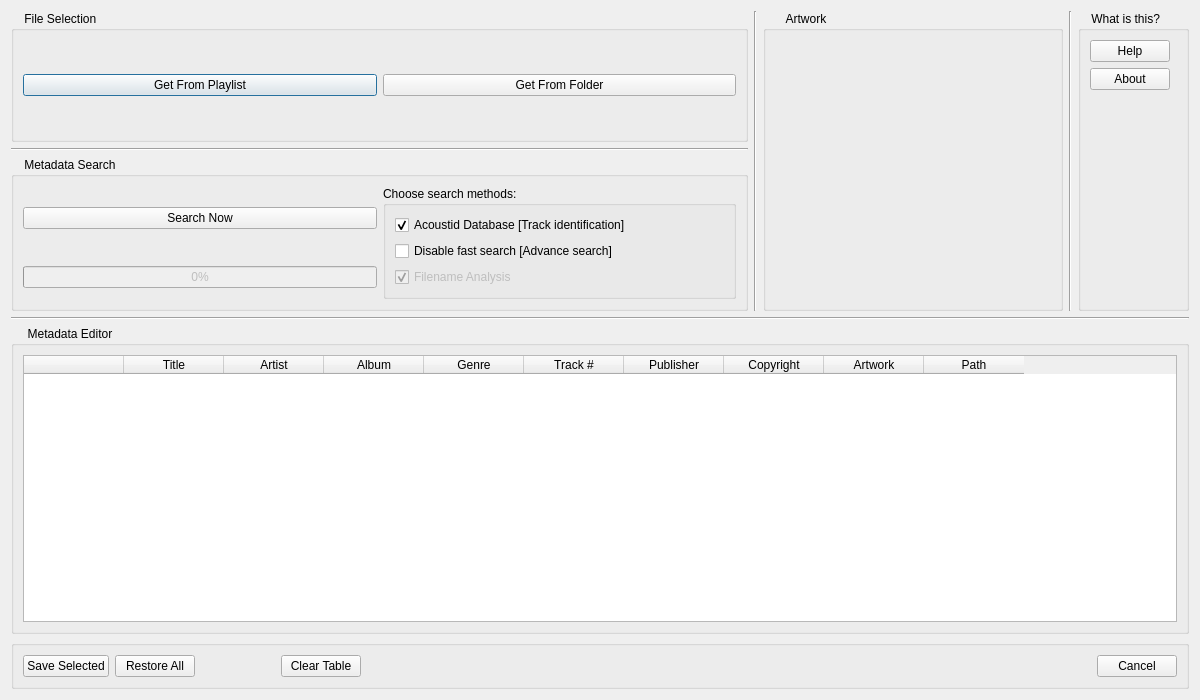
Old version of the form modules/gui/qt/ui/extmetamanager.ui in the repository ASantosVal/vlc.
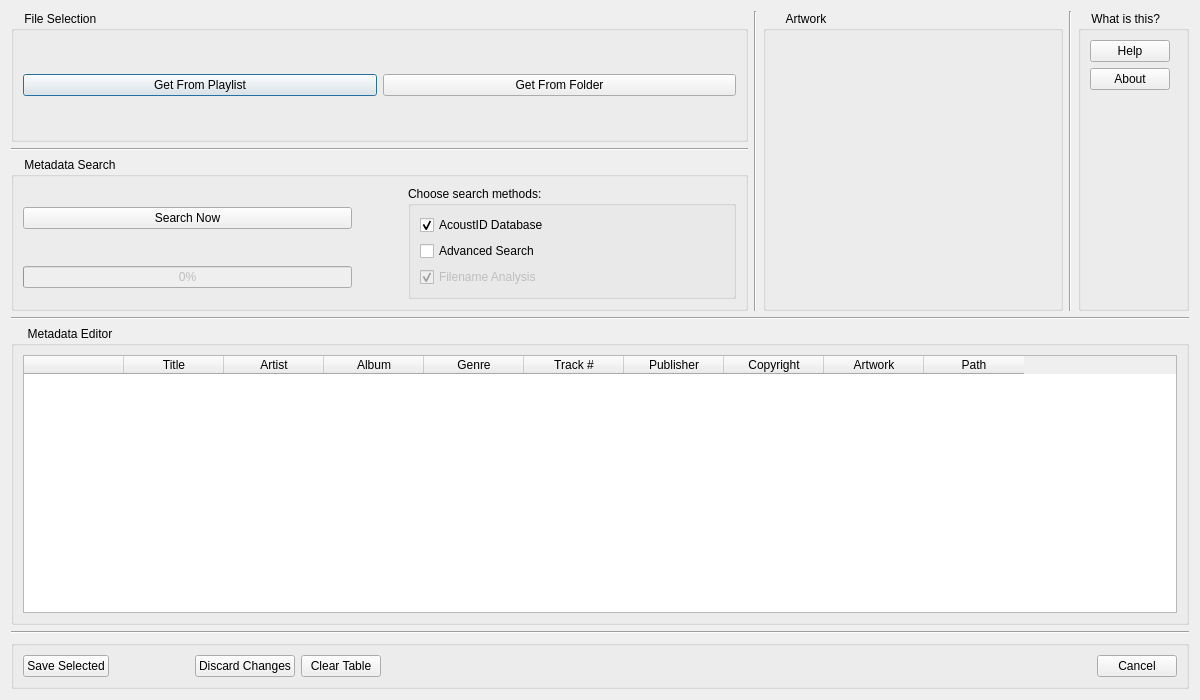
New version of the form.

Commit message: UI improvement - tips when mouse over added

The edit to the form file:
```diff
--- a/modules/gui/qt/ui/extmetamanager.ui
+++ b/modules/gui/qt/ui/extmetamanager.ui
@@ -137,7 +137,7 @@
      </property>
     </widget>
    </item>
-   <item row="5" column="0" colspan="6">
+   <item row="6" column="0" colspan="6">
     <widget class="QGroupBox" name="GroupBox_SetButtons">
      <property name="title">
       <string/>
@@ -150,13 +150,6 @@
         </property>
        </widget>
       </item>
-      <item>
-       <widget class="QPushButton" name="pushButton_restoreAll">
-        <property name="text">
-         <string>Restore All</string>
-        </property>
-       </widget>
-      </item>
       <item>
        <spacer name="horizontalSpacer_2">
         <property name="orientation">
@@ -173,6 +166,13 @@
         </property>
        </spacer>
       </item>
+      <item>
+       <widget class="QPushButton" name="pushButton_restoreAll">
+        <property name="text">
+         <string>Discard Changes</string>
+        </property>
+       </widget>
+      </item>
       <item>
        <widget class="QPushButton" name="pushButton_clearTable">
         <property name="text">
@@ -263,7 +263,7 @@
       <string>    Metadata Search</string>
      </property>
      <layout class="QGridLayout" name="gridLayout_2">
-      <item row="0" column="1" rowspan="2">
+      <item row="0" column="2" rowspan="2">
        <widget class="QGroupBox" name="GroupBox_SearchMethods">
         <property name="sizePolicy">
          <sizepolicy hsizetype="Minimum" vsizetype="Minimum">
@@ -278,7 +278,7 @@
          <item>
           <widget class="QCheckBox" name="checkBox_acousticid">
            <property name="text">
-            <string>Acoustid Database [Track identification]</string>
+            <string>AcoustID Database</string>
            </property>
            <property name="checked">
             <bool>true</bool>
@@ -291,7 +291,7 @@
             <bool>false</bool>
            </property>
            <property name="text">
-            <string>Disable fast search [Advance search]</string>
+            <string>Advanced Search</string>
            </property>
            <property name="checked">
             <bool>false</bool>
@@ -337,6 +337,22 @@
         </property>
        </widget>
       </item>
+      <item row="0" column="1">
+       <spacer name="horizontalSpacer_3">
+        <property name="orientation">
+         <enum>Qt::Horizontal</enum>
+        </property>
+        <property name="sizeType">
+         <enum>QSizePolicy::Fixed</enum>
+        </property>
+        <property name="sizeHint" stdset="0">
+         <size>
+          <width>50</width>
+          <height>20</height>
+         </size>
+        </property>
+       </spacer>
+      </item>
      </layout>
     </widget>
    </item>
@@ -361,6 +377,19 @@
      </property>
     </widget>
    </item>
+   <item row="5" column="0" colspan="6">
+    <widget class="Line" name="line_4">
+     <property name="sizePolicy">
+      <sizepolicy hsizetype="Preferred" vsizetype="Fixed">
+       <horstretch>0</horstretch>
+       <verstretch>0</verstretch>
+      </sizepolicy>
+     </property>
+     <property name="orientation">
+      <enum>Qt::Horizontal</enum>
+     </property>
+    </widget>
+   </item>
   </layout>
  </widget>
  <resources/>
```
Left out of the diff: 2 changed lines with no effect on the pictures. The commit also changes 2 other files.
